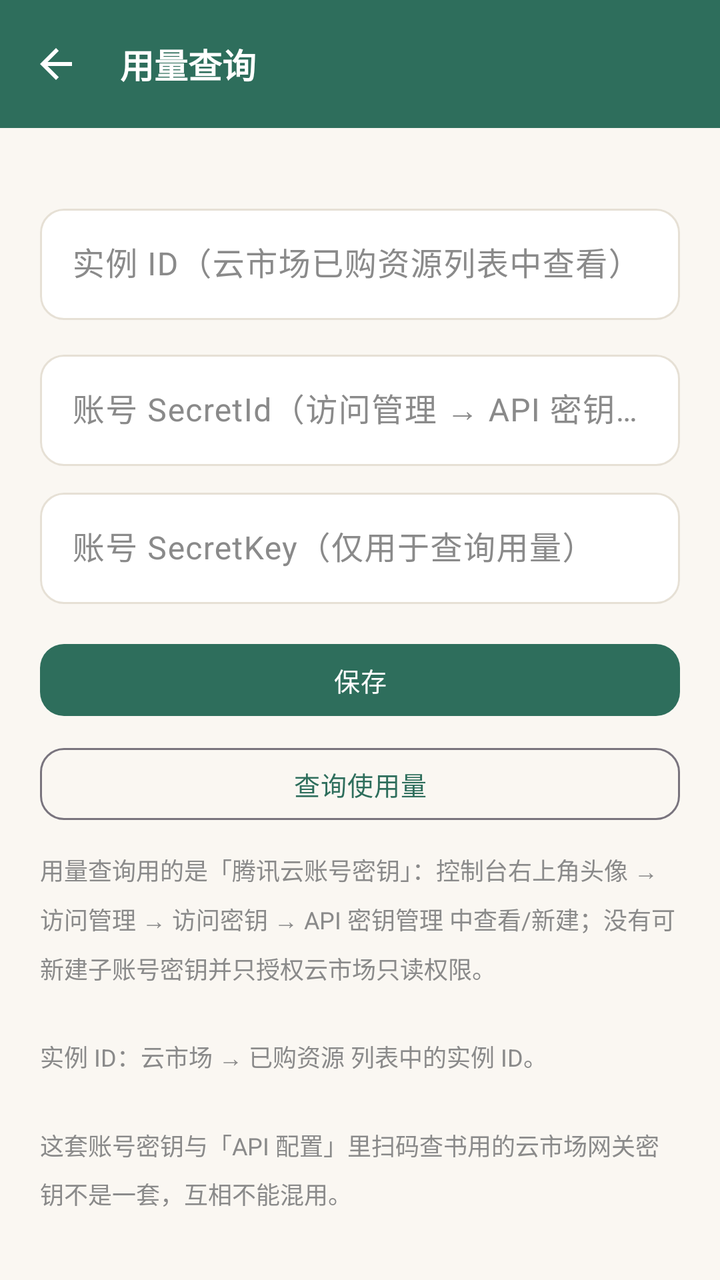
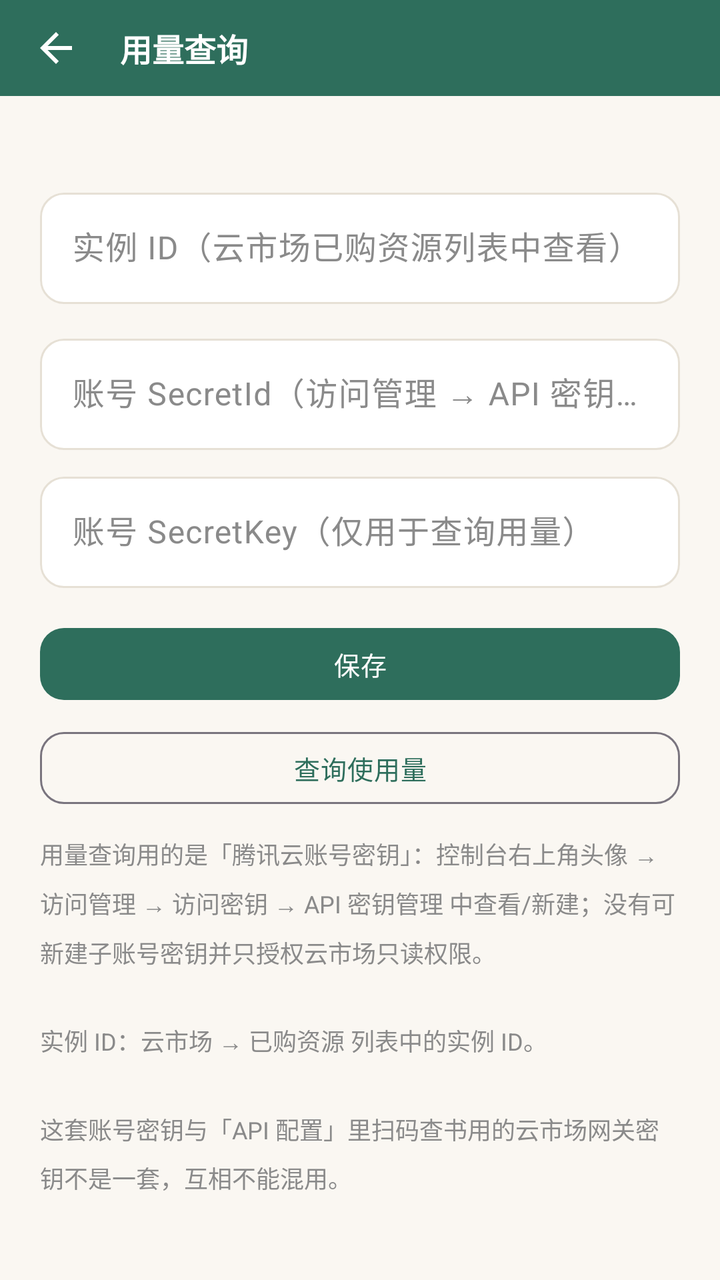

Two renders of the same Android screen: before a commit and after it. Below are the layout's source before the change and the commit's diff.
<!-- AndroidManifest.xml: application theme Theme.Bookshelf -->
<!-- res/layout/activity_usage_query.xml -->
<?xml version="1.0" encoding="utf-8"?>
<LinearLayout xmlns:android="http://schemas.android.com/apk/res/android"
    xmlns:app="http://schemas.android.com/apk/res-auto"
    android:layout_width="match_parent"
    android:layout_height="match_parent"
    android:orientation="vertical">

    <com.google.android.material.appbar.MaterialToolbar
        android:id="@+id/toolbar"
        style="@style/Widget.Bookshelf.Toolbar"
        android:layout_width="match_parent"
        android:layout_height="?attr/actionBarSize"
        app:navigationIcon="@drawable/ic_back"
        app:title="用量查询" />

    <ScrollView
        android:layout_width="match_parent"
        android:layout_height="0dp"
        android:layout_weight="1"
        android:fillViewport="true"
        android:scrollbars="vertical">

                <androidx.constraintlayout.widget.ConstraintLayout
            android:layout_width="match_parent"
            android:layout_height="wrap_content">

<LinearLayout
            android:layout_width="0dp"
            android:layout_height="wrap_content"
            android:orientation="vertical"
            android:padding="20dp"
                    app:layout_constraintWidth_max="@dimen/content_max_width"
                    app:layout_constraintStart_toStartOf="parent"
                    app:layout_constraintEnd_toEndOf="parent"
                    app:layout_constraintHorizontal_bias="0.5"
                    app:layout_constraintTop_toTopOf="parent"
                    app:layout_constraintBottom_toBottomOf="parent"
                >

            <com.google.android.material.textfield.TextInputLayout
                android:id="@+id/til_instance_id"
                android:layout_width="match_parent"
                android:layout_height="wrap_content"
                android:hint="实例 ID（云市场已购资源列表中查看）">

                <com.google.android.material.textfield.TextInputEditText
                    android:id="@+id/et_instance_id"
                    android:layout_width="match_parent"
                    android:layout_height="wrap_content" />
            </com.google.android.material.textfield.TextInputLayout>

            
            <com.google.android.material.textfield.TextInputLayout
                android:id="@+id/til_usage_secret_id"
                android:layout_width="match_parent"
                android:layout_height="wrap_content"
                android:layout_marginTop="12dp"
                android:hint="账号 SecretId（访问管理 → API 密钥管理，非云市场网关密钥）">

                <com.google.android.material.textfield.TextInputEditText
                    android:id="@+id/et_usage_secret_id"
                    android:layout_width="match_parent"
                    android:layout_height="wrap_content" />
            </com.google.android.material.textfield.TextInputLayout>

            <com.google.android.material.textfield.TextInputLayout
                android:id="@+id/til_usage_secret_key"
                android:layout_width="match_parent"
                android:layout_height="wrap_content"
                android:layout_marginTop="8dp"
                android:hint="账号 SecretKey（仅用于查询用量）">

                <com.google.android.material.textfield.TextInputEditText
                    android:id="@+id/et_usage_secret_key"
                    android:layout_width="match_parent"
                    android:layout_height="wrap_content" />
            </com.google.android.material.textfield.TextInputLayout>

            <com.google.android.material.button.MaterialButton
                android:id="@+id/btn_save"
                android:layout_width="match_parent"
                android:layout_height="wrap_content"
                android:layout_marginTop="16dp"
                android:text="保存" />

            <com.google.android.material.button.MaterialButton
                android:id="@+id/btn_query_usage"
                style="@style/Widget.Bookshelf.Button.Outlined"
                android:layout_width="match_parent"
                android:layout_height="wrap_content"
                android:layout_marginTop="8dp"
                android:text="查询使用量" />

            <TextView
                android:id="@+id/tv_usage_result"
                android:layout_width="match_parent"
                android:layout_height="wrap_content"
                android:layout_marginTop="4dp"
                android:lineSpacingMultiplier="1.35"
                android:textColor="@color/text_main"
                android:textSize="13sp"
                android:visibility="gone" />

            <TextView
                android:layout_width="match_parent"
                android:layout_height="wrap_content"
                android:layout_marginTop="12dp"
                android:lineSpacingMultiplier="1.4"
                android:text="用量查询用的是「腾讯云账号密钥」：控制台右上角头像 → 访问管理 → 访问密钥 → API 密钥管理 中查看/新建；没有可新建子账号密钥并只授权云市场只读权限。\n\n实例 ID：云市场 → 已购资源 列表中的实例 ID。\n\n这套账号密钥与「API 配置」里扫码查书用的云市场网关密钥不是一套，互相不能混用。"
                android:textSize="12sp"
                android:textColor="@color/text_sub" />
        </LinearLayout>
        </androidx.constraintlayout.widget.ConstraintLayout>
    </ScrollView>
</LinearLayout>
<!-- resources referenced by this layout -->
<resources>
  <color name="text_main">#2B2B2B</color>
  <color name="text_sub">#8A8A8A</color>
  <dimen name="content_max_width">9999dp</dimen>
  <!-- drawable ic_back (drawable) -->
  <vector xmlns:android="http://schemas.android.com/apk/res/android"
      android:width="24dp" android:height="24dp"
      android:viewportWidth="24" android:viewportHeight="24"
      android:autoMirrored="true">
      <path
          android:fillColor="#FFFFFFFF"
          android:pathData="M20,11L7.8,11l5.6,-5.6L12,4l-8,8 8,8 1.4,-1.4L7.8,13L20,13z" />
  </vector>
  <style name="Widget.Bookshelf.Button.Outlined" parent="Widget.Material3.Button.OutlinedButton">
          <item name="shapeAppearance">@style/ShapeAppearance.Bookshelf.Medium</item>
          <item name="android:textSize">@dimen/text_body_small</item>
          <item name="android:letterSpacing">0.02</item>
          <item name="android:minHeight">44dp</item>
          <item name="cornerRadius">@dimen/radius_md</item>
      </style>
  <style name="Widget.Bookshelf.Toolbar" parent="Widget.Material3.Toolbar">
          <item name="android:background">?attr/colorPrimary</item>
          <item name="titleTextColor">@color/white</item>
          <item name="titleTextAppearance">@style/TextAppearance.Bookshelf.ToolbarTitle</item>
          <item name="navigationIconTint">@color/white</item>
          <item name="android:elevation">0dp</item>
      </style>
  <style name="Theme.Bookshelf" parent="Theme.Bookshelf.Base">
          <item name="colorPrimary">@color/primary</item>
          <item name="colorPrimaryVariant">@color/primary_dark</item>
          <item name="colorSecondary">@color/accent</item>
          
          <item name="chip_bg">@color/chip_bg</item>
          <item name="primary_container">@color/green_container</item>
          <item name="on_primary_container">@color/green_on_container</item>
      </style>
  <style name="ShapeAppearance.Bookshelf.Medium" parent="ShapeAppearance.Material3.Corner.Medium">
          <item name="cornerSize">@dimen/radius_md</item>
      </style>
  <dimen name="text_body_small">13sp</dimen>
  <dimen name="radius_md">12dp</dimen>
  <color name="white">#FFFFFF</color>
  <style name="TextAppearance.Bookshelf.ToolbarTitle" parent="TextAppearance.Material3.TitleLarge">
          <item name="android:textSize">@dimen/text_headline</item>
          <item name="android:textStyle">bold</item>
          <item name="android:textColor">@color/white</item>
      </style>
  <color name="primary">#2E6E5C</color>
  <color name="primary_dark">#1F4D40</color>
  <color name="accent">#C08A3E</color>
  <color name="chip_bg">#E8F0ED</color>
  <color name="green_container">#E6F0EC</color>
  <color name="green_on_container">#1C4A3E</color>
  <dimen name="text_headline">17sp</dimen>
  <color name="bg_page">#FAF7F2</color>
  <color name="surface">#FFFFFF</color>
  <color name="surface_dim">#F4F0E9</color>
  <color name="outline">#E6E0D5</color>
  <color name="outline_strong">#CFC5B4</color>
  <style name="Widget.Bookshelf.Button" parent="Widget.Material3.Button">
          <item name="shapeAppearance">@style/ShapeAppearance.Bookshelf.Medium</item>
          <item name="android:textSize">@dimen/text_body_small</item>
          <item name="android:letterSpacing">0.02</item>
          <item name="android:minHeight">44dp</item>
          <item name="cornerRadius">@dimen/radius_md</item>
      </style>
  <style name="Widget.Bookshelf.MaterialCard" parent="Widget.Material3.CardView.Outlined">
          <item name="cardCornerRadius">@dimen/card_corner</item>
          <item name="cardElevation">0dp</item>
          <item name="strokeColor">?attr/outline</item>
          <item name="strokeWidth">1dp</item>
      </style>
  <dimen name="card_corner">16dp</dimen>
  <!-- unchanged entries left out for length: 2 -->
</resources>

<!-- the commit's change to res/layout/activity_usage_query.xml (unified diff, before → after) -->
@@ -9,7 +9,7 @@
         android:id="@+id/toolbar"
         style="@style/Widget.Bookshelf.Toolbar"
         android:layout_width="match_parent"
-        android:layout_height="?attr/actionBarSize"
+        android:layout_height="@dimen/toolbar_h"
         app:navigationIcon="@drawable/ic_back"
         app:title="用量查询" />
 
<!-- resource entries referenced after the edit -->
@@ -3,6 +3,7 @@
   <color name="text_main">#2B2B2B</color>
   <color name="text_sub">#8A8A8A</color>
   <dimen name="content_max_width">9999dp</dimen>
+  <dimen name="toolbar_h">48dp</dimen>
   <!-- drawable ic_back (drawable) -->
   <vector xmlns:android="http://schemas.android.com/apk/res/android"
       android:width="24dp" android:height="24dp"
@@ -42,7 +43,7 @@
   <dimen name="radius_md">12dp</dimen>
   <color name="white">#FFFFFF</color>
   <style name="TextAppearance.Bookshelf.ToolbarTitle" parent="TextAppearance.Material3.TitleLarge">
-          <item name="android:textSize">@dimen/text_headline</item>
+          <item name="android:textSize">@dimen/text_title_toolbar</item>
           <item name="android:textStyle">bold</item>
           <item name="android:textColor">@color/white</item>
       </style>
@@ -52,7 +53,7 @@
   <color name="chip_bg">#E8F0ED</color>
   <color name="green_container">#E6F0EC</color>
   <color name="green_on_container">#1C4A3E</color>
-  <dimen name="text_headline">17sp</dimen>
+  <dimen name="text_title_toolbar">16sp</dimen>
   <color name="bg_page">#FAF7F2</color>
   <color name="surface">#FFFFFF</color>
   <color name="surface_dim">#F4F0E9</color>
